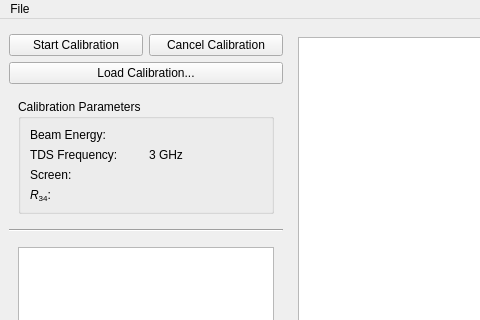
The window that esme/gui/ui/calibrator.ui (st-walker/esme) describes before a commit, drawn with Qt 5; both pictures show x 0 to 480 and y 0 to 320 of the 800 by 600 pixel window.
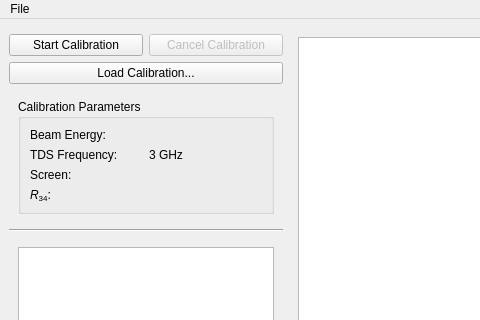
The same window after the commit. Custom widgets are drawn as their Qt base class.

Commit message: cancel button disabled initially

The edit to the form file:
```diff
--- a/esme/gui/ui/calibrator.ui
+++ b/esme/gui/ui/calibrator.ui
@@ -256,6 +256,9 @@
     </item>
     <item row="1" column="1">
      <widget class="QPushButton" name="cancel_button">
+      <property name="enabled">
+       <bool>false</bool>
+      </property>
       <property name="text">
        <string>Cancel Calibration</string>
       </property>
```
